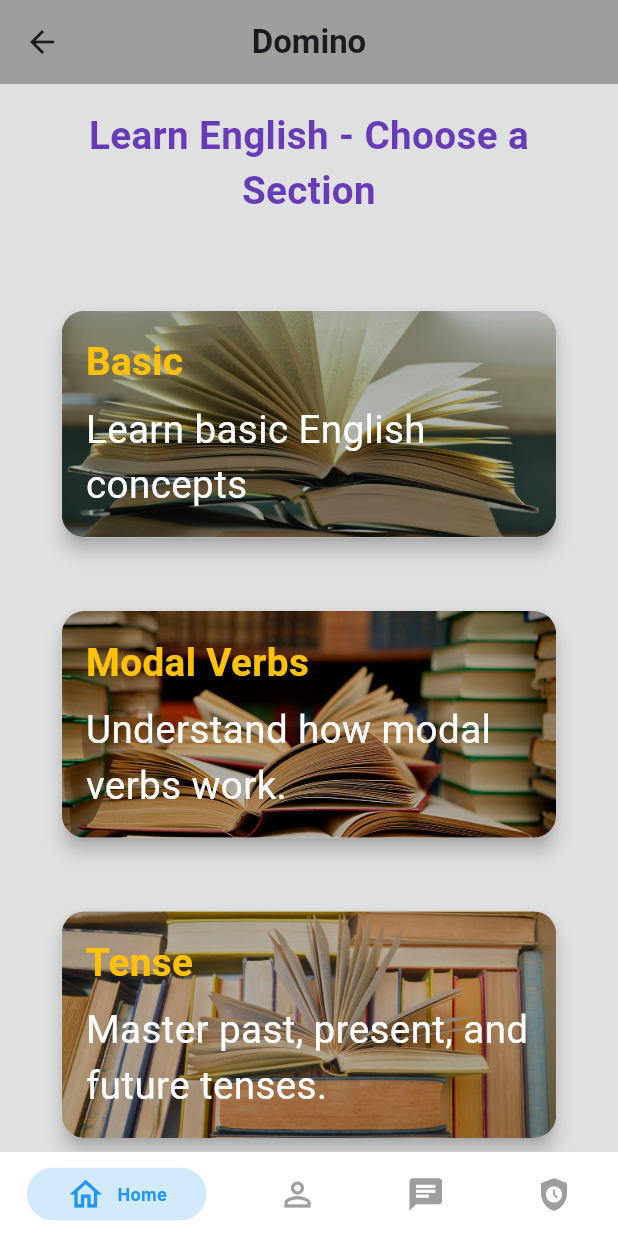
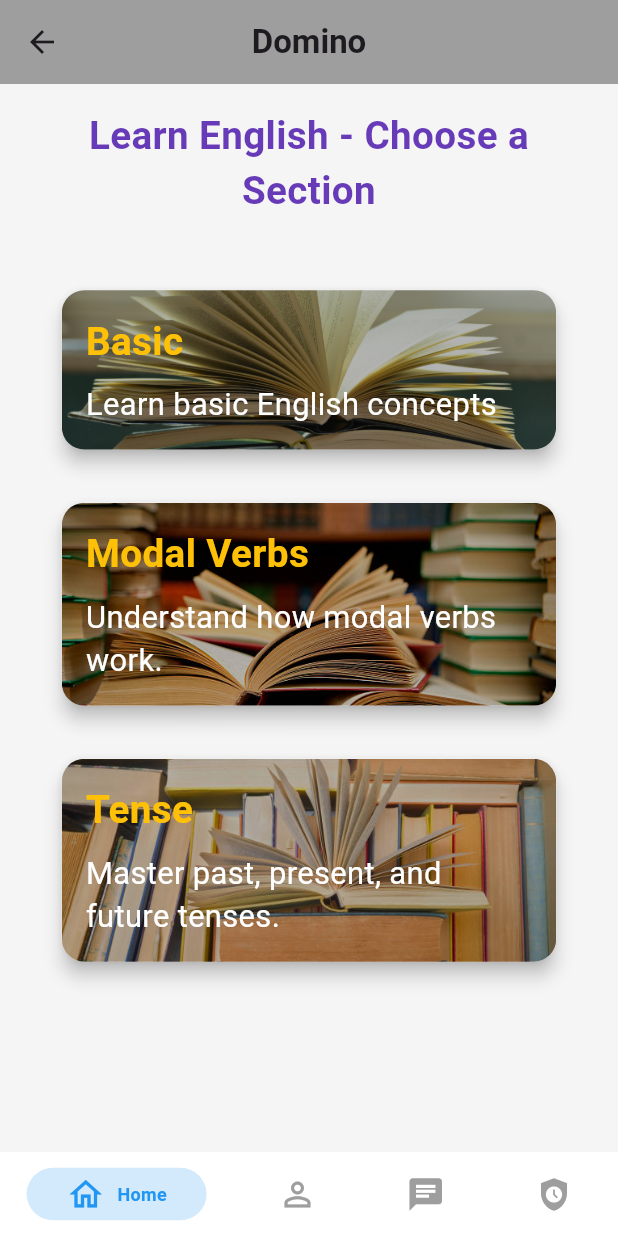
Before and after one commit to Hassan9865/English-Learning-App, a Flutter app: the screen it shows after launch, after a tap on "sign in", on a phone screen of 412 x 824 dp. Run offline on Flutter 3.47's test engine with Material 3 defaults, Android fonts, the phone set to English and light mode, and no system bars; drawn by our look-alikes of persistent_bottom_nav_bar; our stand-ins replace stacked, stacked_services, stacked_shared.

Commit message:
chage pic

```diff
--- a/lib/components/MyButton.dart
+++ b/lib/components/MyButton.dart
@@ -5,14 +5,14 @@ class Mybutton extends StatelessWidget {
   final void Function()? ontap;
   final String text;
   final Color color;
-  final double width;
+  final double? width;
 
   const Mybutton({
     super.key,
     this.ontap,
     required this.text,
     required this.color,
-    required this.width,
+    this.width,
   });
 
   @override
--- a/lib/view/Login view/login_view.dart
+++ b/lib/view/Login view/login_view.dart
@@ -30,10 +30,13 @@ class LoginView extends StatelessWidget {
                         child: Column(
                           mainAxisAlignment: MainAxisAlignment.center,
                           children: [
-                            const Icon(
-                              Icons.domain_outlined,
-                              color: Colors.blueAccent,
-                              size: 100,
+                            CircleAvatar(
+                              radius: MediaQuery.of(context).size.height / 10,
+                              backgroundImage: AssetImage(
+                                "assets/eng.jpg",
+                              ),
+
+                              // height: 200,
                             ),
                             const SizedBox(
                               height: 25,
@@ -71,7 +74,6 @@ class LoginView extends StatelessWidget {
                               height: 25,
                             ),
                             Mybutton(
-                                width: MediaQuery.of(context).size.width / 10,
                                 color: Colors.black,
                                 text: "sign in",
                                 ontap: () {
--- a/lib/view/Splash view/splash_view.dart
+++ b/lib/view/Splash view/splash_view.dart
@@ -17,10 +17,9 @@ class SplashView extends StatelessWidget {
               Duration(seconds: 6),
               () => Navigator.pushReplacement(context,
                   MaterialPageRoute(builder: (context) => LoginView())));
-          return Center(
-            child: Icon(
-              Icons.safety_check_outlined,
-              size: 50,
+          return Scaffold(
+            body: Center(
+              child: Image.asset("assets/eng.jpg"),
             ),
           );
         });
--- a/lib/view/home/home_view.dart
+++ b/lib/view/home/home_view.dart
@@ -12,7 +12,7 @@ class HomeView extends StatelessWidget {
       viewModelBuilder: () => HomeViewmodel(),
       builder: (context, HomeViewmodel viewModel, index) {
         return Scaffold(
-          backgroundColor: Colors.grey[300],
+          backgroundColor: Colors.grey[100],
           appBar: AppBar(
             centerTitle: true,
             title: Text(
@@ -36,7 +36,7 @@ class HomeView extends StatelessWidget {
                 ),
               ),
               SizedBox(
-                height: MediaQuery.of(context).size.height / 20,
+                height: MediaQuery.of(context).size.height / 30,
               ),
               GestureDetector(
                 onTap: () {
@@ -48,14 +48,14 @@ class HomeView extends StatelessWidget {
                     imageUrl: "assets/bookImages/book 1.jpg"),
               ),
               SizedBox(
-                height: MediaQuery.of(context).size.height / 20,
+                height: MediaQuery.of(context).size.height / 30,
               ),
               CustomCard(
                   title: "Modal Verbs",
                   description: "Understand how modal verbs work.",
                   imageUrl: "assets/bookImages/book 2.jpg"),
               SizedBox(
-                height: MediaQuery.of(context).size.height / 20,
+                height: MediaQuery.of(context).size.height / 30,
               ),
               CustomCard(
                   title: "Tense",
--- a/lib/view/home/widget/card.dart
+++ b/lib/view/home/widget/card.dart
@@ -40,12 +40,14 @@ class CustomCard extends StatelessWidget {
                     fontSize: MediaQuery.of(context).size.width / 16,
                     fontWeight: FontWeight.bold),
               ),
-              SizedBox(height: 8),
+              SizedBox(
+                height: MediaQuery.of(context).size.width / 50,
+              ),
               Text(
                 description,
                 style: TextStyle(
                   color: Colors.white,
-                  fontSize: MediaQuery.of(context).size.width / 16,
+                  fontSize: MediaQuery.of(context).size.width / 20,
                 ),
               ),
             ],
--- a/lib/view/register view/register_view.dart
+++ b/lib/view/register view/register_view.dart
@@ -30,10 +30,13 @@ class RegisterView extends StatelessWidget {
                         child: Column(
                           mainAxisAlignment: MainAxisAlignment.center,
                           children: [
-                            const Icon(
-                              Icons.domain_outlined,
-                              color: Colors.blueAccent,
-                              size: 100,
+                            CircleAvatar(
+                              radius: MediaQuery.of(context).size.height / 10,
+                              backgroundImage: AssetImage(
+                                "assets/eng.jpg",
+                              ),
+
+                              // height: 200,
                             ),
                             const SizedBox(
                               height: 25,
--- a/pubspec.yaml
+++ b/pubspec.yaml
@@ -67,6 +67,7 @@ flutter:
   # To add assets to your application, add an assets section, like this:
   assets:
     - assets/bookImages/
+    - assets/
 
   # An image asset can refer to one or more resolution-specific "variants", see
   # https://flutter.dev/assets-and-images/#resolution-aware
```
Also changed, not shown: assets/Domio.jpeg (added), assets/eng.jpg (added), assets/eng.png (added), 17 other files.
